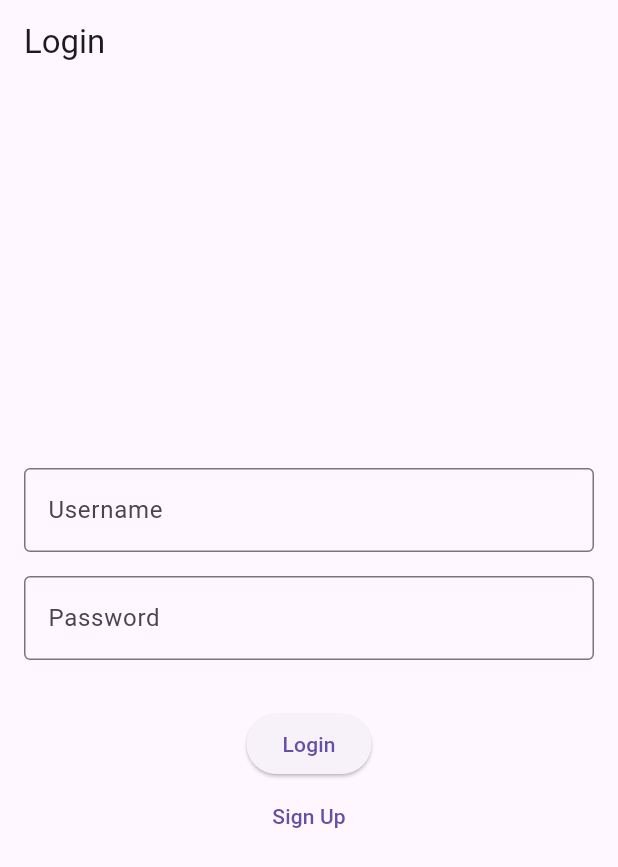
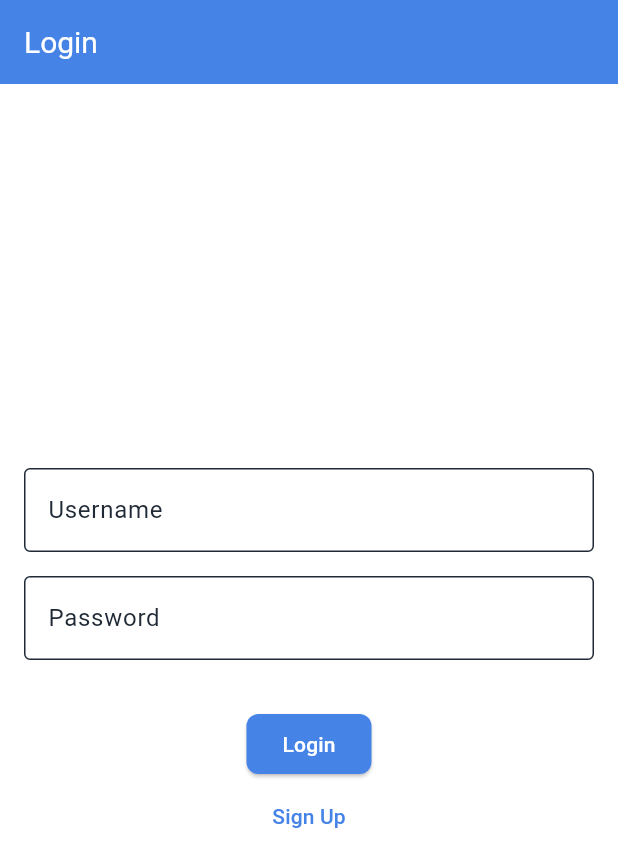
Before and after one commit to pranaypatel512/kite, a Flutter app: the screen it shows after launch, on a phone screen of 412 x 824 dp. Shown: the top 867 px of the screen. Run offline on Flutter 3.47's test engine with Material 3 defaults, Android fonts, the phone set to English and light mode, and no system bars; our stand-ins replace flutter_svg.

Commit message:
- theme setup for app

```diff
--- a/lib/dashboard/home_screen.dart
+++ b/lib/dashboard/home_screen.dart
@@ -49,11 +49,11 @@ class _HomeScreenState extends State<HomeScreen> {
         currentIndex: _selectedIndex,
         onTap: _onItemTapped,
         items: const [
-          BottomNavigationBarItem(icon: Icon(Icons.list), label: "Watchlist"),
-          BottomNavigationBarItem(icon: Icon(Icons.shopping_bag), label: "Orders"),
-          BottomNavigationBarItem(icon: Icon(Icons.account_balance_wallet), label: "Portfolio"),
-          BottomNavigationBarItem(icon: Icon(Icons.local_offer), label: "Bids"),
-          BottomNavigationBarItem(icon: Icon(Icons.account_circle), label: "Account"),
+          BottomNavigationBarItem(icon: Icon(Icons.bookmark_border), label: "Watchlist"),
+          BottomNavigationBarItem(icon: Icon(Icons.book_rounded), label: "Orders"),
+          BottomNavigationBarItem(icon: Icon(Icons.cases_outlined), label: "Portfolio"),
+          BottomNavigationBarItem(icon: Icon(Icons.hardware_outlined), label: "Bids"),
+          BottomNavigationBarItem(icon: Icon(Icons.person_2_outlined), label: "Account"),
         ],
       ),
     );
--- a/lib/main.dart
+++ b/lib/main.dart
@@ -1,20 +1,23 @@
 import 'package:flutter/material.dart';
 import 'package:kite/splash_screen.dart';
+import 'package:kite/theme/app_themes.dart';
 
 import 'dashboard/home_screen.dart';
 
 void main() {
-  runApp(MyApp());
+  runApp(const MyApp());
 }
 
 class MyApp extends StatelessWidget {
+  const MyApp({super.key});
+
   @override
   Widget build(BuildContext context) {
     return MaterialApp(
       title: 'Kite',
-      theme: ThemeData.light(),
-      darkTheme: ThemeData.dark(),
-      themeMode: ThemeMode.system,
+      theme: AppThemes.lightTheme,
+      darkTheme: AppThemes.darkTheme,
+      themeMode: ThemeMode.system, // Can be set to ThemeMode.dark or ThemeMode.light as needed
       home: SplashScreen(),
     );
   }
--- /dev/null
+++ b/lib/theme/app_colors.dart
@@ -0,0 +1,14 @@
+import 'package:flutter/material.dart';
+
+class AppColors {
+  static const Color cadetGray = Color(0xFF8593A4);
+  static const Color gunmetal = Color(0xFF202A36);
+  static const Color oxfordBlue = Color(0xFF152B48);
+  static const Color azure = Color(0xFF4583E7);
+  static const Color prussianBlue = Color(0xFF1B2939);
+  static const Color frenchGray = Color(0xFFC8D1D8);
+  static const Color gunmetal2 = Color(0xFF19222C);
+  static const Color richBlack = Color(0xFF16202F);
+  static const Color raisinBlack = Color(0xFF1C202A);
+  static const Color gunmetal3 = Color(0xFF29323D);
+}
--- /dev/null
+++ b/lib/theme/app_themes.dart
@@ -0,0 +1,129 @@
+import 'package:flutter/material.dart';
+
+import 'app_colors.dart';
+
+class AppThemes {
+  static final ThemeData lightTheme = ThemeData(
+    colorScheme: ColorScheme.light(
+      primary: AppColors.azure,
+      onPrimary: Colors.white,
+      background: AppColors.frenchGray,
+      onBackground: AppColors.gunmetal,
+      surface: Colors.white,
+      onSurface: AppColors.gunmetal,
+    ),
+    appBarTheme: AppBarTheme(
+      backgroundColor: AppColors.azure,
+      foregroundColor: Colors.white,
+      titleTextStyle: TextStyle(
+        color: Colors.white,
+        fontSize: 20.0,
+      ),
+      elevation: 0, // Modern look, no shadow
+    ),
+    bottomNavigationBarTheme: BottomNavigationBarThemeData(
+      backgroundColor: AppColors.frenchGray,
+      selectedItemColor: AppColors.azure,
+      unselectedItemColor: AppColors.gunmetal,
+    ),
+    tabBarTheme: TabBarTheme(
+      labelColor: AppColors.azure,
+      unselectedLabelColor: AppColors.gunmetal,
+      indicator: BoxDecoration(
+        color: AppColors.azure.withOpacity(0.2),
+        borderRadius: BorderRadius.circular(5),
+      ),
+    ),
+    inputDecorationTheme: InputDecorationTheme(
+      filled: true,
+      fillColor: Colors.white,
+      border: OutlineInputBorder(
+        borderSide: BorderSide(color: AppColors.azure),
+        borderRadius: BorderRadius.circular(8),
+      ),
+      focusedBorder: OutlineInputBorder(
+        borderSide: BorderSide(color: AppColors.azure),
+        borderRadius: BorderRadius.circular(8),
+      ),
+      labelStyle: TextStyle(color: AppColors.gunmetal),
+      hintStyle: TextStyle(color: AppColors.gunmetal),
+    ),
+    elevatedButtonTheme: ElevatedButtonThemeData(
+      style: ElevatedButton.styleFrom(
+        primary: AppColors.azure,
+        onPrimary: Colors.white,
+        shape: RoundedRectangleBorder(
+          borderRadius: BorderRadius.circular(8),
+        ),
+      ),
+    ),
+    textTheme: TextTheme(
+      headline1: TextStyle(color: AppColors.gunmetal),
+      bodyText2: TextStyle(color: AppColors.gunmetal),
+    ),
+    cardColor: Colors.white,
+    iconTheme: IconThemeData(color: AppColors.azure),
+  );
+
+  static final ThemeData darkTheme = ThemeData(
+    colorScheme: ColorScheme.dark(
+      primary: AppColors.azure,
+      onPrimary: Colors.white,
+      background: AppColors.richBlack,
+      onBackground: AppColors.frenchGray,
+      surface: AppColors.gunmetal,
+      onSurface: AppColors.frenchGray,
+    ),
+    appBarTheme: AppBarTheme(
+      backgroundColor: AppColors.gunmetal2,
+      foregroundColor: Colors.white,
+      titleTextStyle: TextStyle(
+        color: Colors.white,
+        fontSize: 20.0,
+      ),
+      elevation: 0, // Modern look, no shadow
+    ),
+    bottomNavigationBarTheme: BottomNavigationBarThemeData(
+      backgroundColor: AppColors.gunmetal3,
+      selectedItemColor: AppColors.azure,
+      unselectedItemColor: AppColors.frenchGray,
+    ),
+    tabBarTheme: TabBarTheme(
+      labelColor: AppColors.azure,
+      unselectedLabelColor: AppColors.frenchGray,
+      indicator: BoxDecoration(
+        color: AppColors.azure.withOpacity(0.2),
+        borderRadius: BorderRadius.circular(5),
+      ),
+    ),
+    inputDecorationTheme: InputDecorationTheme(
+      filled: true,
+      fillColor: AppColors.gunmetal2,
+      border: OutlineInputBorder(
+        borderSide: BorderSide(color: AppColors.azure),
+        borderRadius: BorderRadius.circular(8),
+      ),
+      focusedBorder: OutlineInputBorder(
+        borderSide: BorderSide(color: AppColors.azure),
+        borderRadius: BorderRadius.circular(8),
+      ),
+      labelStyle: TextStyle(color: AppColors.frenchGray),
+      hintStyle: TextStyle(color: AppColors.frenchGray),
+    ),
+    elevatedButtonTheme: ElevatedButtonThemeData(
+      style: ElevatedButton.styleFrom(
+        primary: AppColors.azure,
+        onPrimary: Colors.white,
+        shape: RoundedRectangleBorder(
+          borderRadius: BorderRadius.circular(8),
+        ),
+      ),
+    ),
+    textTheme: TextTheme(
+      headline1: TextStyle(color: AppColors.frenchGray),
+      bodyText2: TextStyle(color: AppColors.frenchGray),
+    ),
+    cardColor: AppColors.gunmetal,
+    iconTheme: IconThemeData(color: AppColors.azure),
+  );
+}
--- a/pubspec.yaml
+++ b/pubspec.yaml
@@ -59,9 +59,8 @@ flutter:
   uses-material-design: true
 
   # To add assets to your application, add an assets section, like this:
-  # assets:
-  #   - images/a_dot_burr.jpeg
-  #   - images/a_dot_ham.jpeg
+  assets:
+     - assets/
 
   # An image asset can refer to one or more resolution-specific "variants", see
   # https://flutter.dev/assets-and-images/#resolution-aware
```
Also changed, not shown: assets/empty_state.svg.
